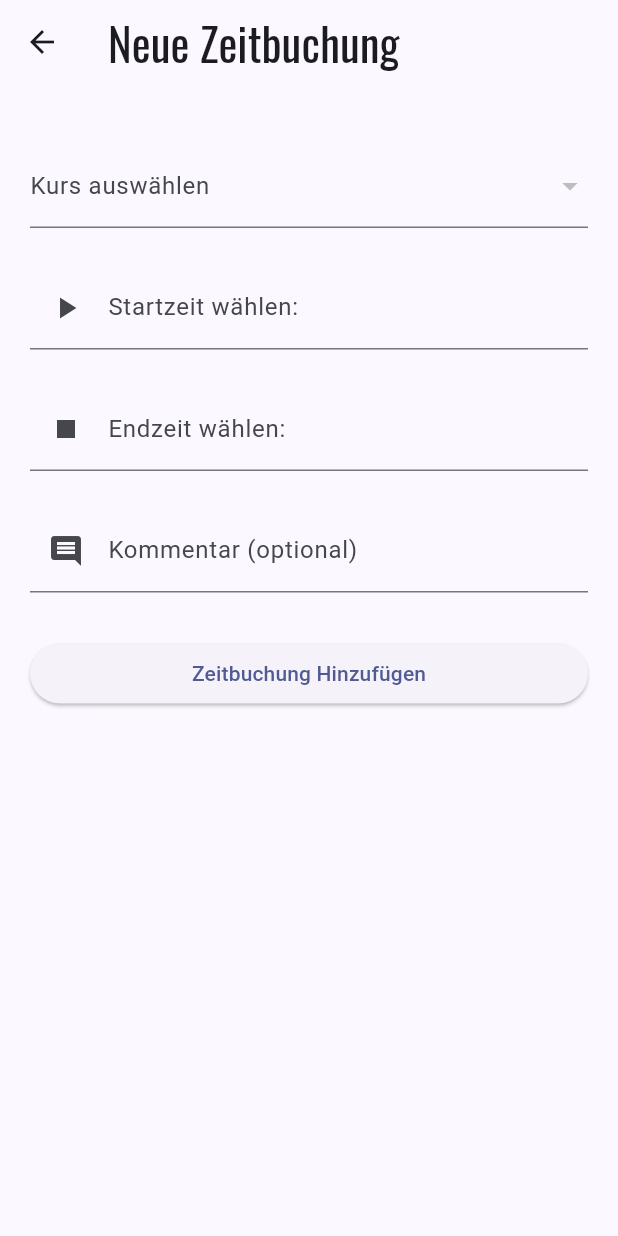
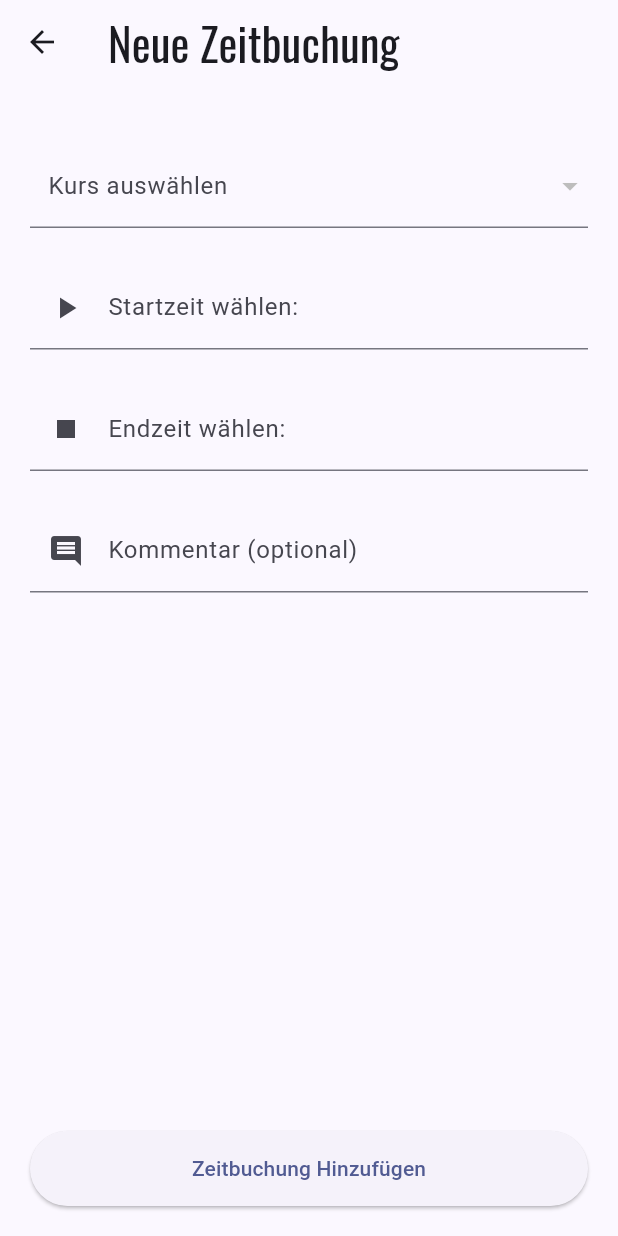
Before and after one commit to JasminKeller/StudyMate, a Flutter app: the TimeBookingDetailScreen screen opened directly, on a phone screen of 412 x 824 dp. Run offline on Flutter 3.47's test engine with Material 3 defaults, Android fonts, the phone set to English and light mode, and no system bars; our stand-ins replace awesome_notifications, google_fonts, hive, hive_flutter, permission_handler; accounts and stored records are empty.

Commit message:
improve time booking UX handling

```diff
--- a/lib/screens/time_tracking/time_booking_detail_screen.dart
+++ b/lib/screens/time_tracking/time_booking_detail_screen.dart
@@ -34,7 +34,13 @@ class _TimeBookingDetailScreenState extends State<TimeBookingDetailScreen> {
     selectedStartTime = widget.booking?.startDateTime;
     selectedEndTime = widget.booking?.endDateTime;
 
-    commentController = TextEditingController(text: widget.booking?.comment);
+    // überprüfen ob zuvor "Kein Kommentar" drin stand wenn ja dann leeren String setzen
+    String initialComment = widget.booking?.comment ?? '';
+    if (initialComment == 'Kein Kommentar') {
+      initialComment = '';
+    }
+
+    commentController = TextEditingController(text: initialComment);
     startTimeController = TextEditingController(
         text: widget.booking?.startDateTime != null
             ? DateFormat('dd.MM.yyyy, HH:mm').format(widget.booking!.startDateTime!)
@@ -155,14 +161,23 @@ class _TimeBookingDetailScreenState extends State<TimeBookingDetailScreen> {
             children: <Widget>[
               const SizedBox( height: 20),
               DropdownButtonFormField<String>(
-                decoration: const InputDecoration(labelText: 'Kurs auswählen'),
+                decoration: const InputDecoration(
+                  labelText: 'Kurs auswählen',
+                  contentPadding: EdgeInsets.symmetric(horizontal: 12, vertical: 8),
+                ),
                 value: selectedCourseId,
                 items: Provider.of<CourseProvider>(context, listen: false)
                     .courses
                     .map((course) {
                   return DropdownMenuItem<String>(
                     value: course.id,
-                    child: Text(course.courseName),
+                    child: Container(
+                      padding: const EdgeInsets.symmetric(horizontal: 10),
+                      child: Text(
+                        course.courseName,
+                        style: const TextStyle(fontSize: 16),
+                      ),
+                    ),
                   );
                 }).toList(),
                 onChanged: (value) {
@@ -220,15 +235,26 @@ class _TimeBookingDetailScreenState extends State<TimeBookingDetailScreen> {
                   prefixIcon: Icon(Icons.comment),
                 ),
               ),
-              const SizedBox( height: 30),
-              ElevatedButton(
-                onPressed: _saveTimeBooking,
-                child: Text(buttonTitle),
-              ),
             ],
           ),
         ),
       ),
+      bottomNavigationBar: Padding(
+        padding: EdgeInsets.only(
+          left: 20.0,
+          right: 20.0,
+          bottom: MediaQuery.of(context).viewInsets.bottom + 20.0,
+        ),
+        child: ElevatedButton(
+          style: ElevatedButton.styleFrom(
+            minimumSize: const Size(double.infinity, 50),
+            padding: const EdgeInsets.symmetric(vertical: 15),
+          ),
+          onPressed: _saveTimeBooking,
+          child: Text(buttonTitle),
+        ),
+      ),
+
     );
   }
 }
```
